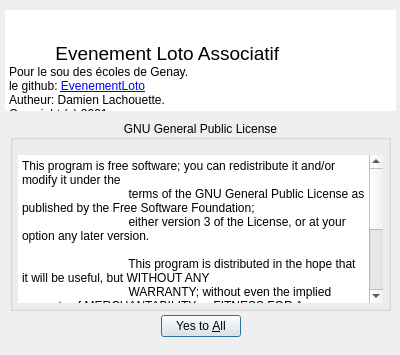
The window that sources/UI/About.ui (Silmaen/EvenementLoto) describes before a commit, drawn with Qt 5.
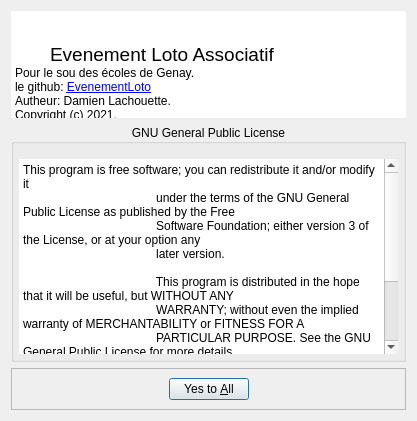
The same window after the commit.

```diff
--- a/sources/UI/About.ui
+++ b/sources/UI/About.ui
@@ -9,12 +9,12 @@
             <rect>
                 <x>0</x>
                 <y>0</y>
-                <width>400</width>
-                <height>355</height>
+                <width>417</width>
+                <height>421</height>
             </rect>
         </property>
         <property name="sizePolicy">
-            <sizepolicy hsizetype="Fixed" vsizetype="Minimum">
+            <sizepolicy hsizetype="Preferred" vsizetype="Preferred">
                 <horstretch>0</horstretch>
                 <verstretch>0</verstretch>
             </sizepolicy>
@@ -25,36 +25,29 @@
         <property name="modal">
             <bool>true</bool>
         </property>
-        <widget class="QDialogButtonBox" name="buttonBox">
-            <property name="geometry">
-                <rect>
-                    <x>30</x>
-                    <y>310</y>
-                    <width>341</width>
-                    <height>32</height>
-                </rect>
-            </property>
-            <property name="orientation">
-                <enum>Qt::Horizontal</enum>
-            </property>
-            <property name="standardButtons">
-                <set>QDialogButtonBox::YesToAll</set>
-            </property>
-            <property name="centerButtons">
-                <bool>true</bool>
-            </property>
-        </widget>
+        <layout class="QVBoxLayout" name="verticalLayout">
+            <item>
         <widget class="QTextBrowser" name="textBrowser">
             <property name="enabled">
                 <bool>true</bool>
             </property>
-            <property name="geometry">
-                <rect>
-                    <x>5</x>
-                    <y>10</y>
-                    <width>391</width>
-                    <height>101</height>
-                </rect>
+                    <property name="sizePolicy">
+                        <sizepolicy hsizetype="Preferred" vsizetype="Preferred">
+                            <horstretch>0</horstretch>
+                            <verstretch>0</verstretch>
+                        </sizepolicy>
+                    </property>
+                    <property name="minimumSize">
+                        <size>
+                            <width>355</width>
+                            <height>107</height>
+                        </size>
+                    </property>
+                    <property name="maximumSize">
+                        <size>
+                            <width>6000000</width>
+                            <height>107</height>
+                        </size>
             </property>
             <property name="autoFillBackground">
                 <bool>true</bool>
@@ -73,25 +66,23 @@
             </property>
             <property name="html">
                 <string>&lt;!DOCTYPE HTML PUBLIC &quot;-//W3C//DTD HTML 4.0//EN&quot; &quot;http://www.w3.org/TR/REC-html40/strict.dtd&quot;&gt;
-                    &lt;html&gt;&lt;head&gt;&lt;meta name=&quot;qrichtext&quot; content=&quot;1&quot; /&gt;&lt;meta
-                    charset=&quot;utf-8&quot; /&gt;&lt;style type=&quot;text/css&quot;&gt;
-                    p, li { white-space: pre-wrap; }
-                    &lt;/style&gt;&lt;/head&gt;&lt;body style=&quot; font-family:'Segoe UI'; font-size:9pt;
-                    font-weight:400; font-style:normal;&quot;&gt;
-                    &lt;p align=&quot;center&quot; style=&quot; margin-top:0px; margin-bottom:0px; margin-left:0px;
-                    margin-right:0px; -qt-block-indent:0; text-indent:0px;&quot;&gt;&lt;span style=&quot;
-                    font-size:14pt;&quot;&gt;Evenement Loto Associatif&lt;/span&gt;&lt;/p&gt;
-                    &lt;p style=&quot; margin-top:0px; margin-bottom:0px; margin-left:0px; margin-right:0px;
-                    -qt-block-indent:0; text-indent:0px;&quot;&gt;Pour le sou des écoles de Genay.&lt;/p&gt;
-                    &lt;p style=&quot; margin-top:0px; margin-bottom:0px; margin-left:0px; margin-right:0px;
-                    -qt-block-indent:0; text-indent:0px;&quot;&gt;le github: &lt;a href=&quot;https://github.com/Silmaen/EvenementLoto&quot;&gt;&lt;span
-                    style=&quot; text-decoration: underline; color:#0000ff;&quot;&gt;EvenementLoto&lt;/span&gt;&lt;/a&gt;&lt;/p&gt;
-                    &lt;p style=&quot; margin-top:0px; margin-bottom:0px; margin-left:0px; margin-right:0px;
-                    -qt-block-indent:0; text-indent:0px;&quot;&gt;Autheur: Damien Lachouette.&lt;/p&gt;
-                    &lt;p style=&quot; margin-top:0px; margin-bottom:0px; margin-left:0px; margin-right:0px;
-                    -qt-block-indent:0; text-indent:0px;&quot;&gt;Copyright (c) 2021 &lt;/p&gt;
-                    &lt;p style=&quot;-qt-paragraph-type:empty; margin-top:0px; margin-bottom:0px; margin-left:0px;
-                    margin-right:0px; -qt-block-indent:0; text-indent:0px;&quot;&gt;&lt;br /&gt;&lt;/p&gt;&lt;/body&gt;&lt;/html&gt;
+                            &lt;html&gt;&lt;head&gt;&lt;meta name=&quot;qrichtext&quot; content=&quot;1&quot; /&gt;&lt;meta
+                            charset=&quot;utf-8&quot; /&gt;&lt;style type=&quot;text/css&quot;&gt;
+                            p, li { white-space: pre-wrap; }
+                            &lt;/style&gt;&lt;/head&gt;&lt;body style=&quot; font-family:'Segoe UI'; font-size:9pt;
+                            font-weight:400; font-style:normal;&quot;&gt;
+                            &lt;p align=&quot;center&quot; style=&quot; margin-top:0px; margin-bottom:0px;
+                            margin-left:0px; margin-right:0px; -qt-block-indent:0; text-indent:0px;&quot;&gt; &lt;span
+                            style=&quot; font-size:14pt;&quot;&gt;Evenement Loto Associatif&lt;/span&gt; &lt;/p&gt;
+                            &lt;p style=&quot; margin-top:0px; margin-bottom:0px; margin-left:0px; margin-right:0px;
+                            -qt-block-indent:0; text-indent:0px;&quot;&gt;Pour le sou des écoles de Genay.&lt;/p&gt;
+                            &lt;p style=&quot; margin-top:0px; margin-bottom:0px; margin-left:0px; margin-right:0px;
+                            -qt-block-indent:0; text-indent:0px;&quot;&gt;le github: &lt;a href=&quot;https://github.com/Silmaen/EvenementLoto&quot;&gt;&lt;span
+                            style=&quot; text-decoration: underline; color:#0000ff;&quot;&gt;EvenementLoto&lt;/span&gt;&lt;/a&gt;&lt;/p&gt;
+                            &lt;p style=&quot; margin-top:0px; margin-bottom:0px; margin-left:0px; margin-right:0px;
+                            -qt-block-indent:0; text-indent:0px;&quot;&gt;Autheur: Damien Lachouette.&lt;/p&gt;
+                            &lt;p style=&quot; margin-top:0px; margin-bottom:0px; margin-left:0px; margin-right:0px;
+                            -qt-block-indent:0; text-indent:0px;&quot;&gt;Copyright (c) 2021.&lt;/p&gt;&lt;/body&gt;&lt;/html&gt;
                 </string>
             </property>
             <property name="acceptRichText">
@@ -101,15 +92,9 @@
                 <set>Qt::LinksAccessibleByKeyboard|Qt::LinksAccessibleByMouse</set>
             </property>
         </widget>
+            </item>
+            <item>
         <widget class="QGroupBox" name="groupBox">
-            <property name="geometry">
-                <rect>
-                    <x>10</x>
-                    <y>120</y>
-                    <width>381</width>
-                    <height>191</height>
-                </rect>
-            </property>
             <property name="title">
                 <string>GNU General Public License</string>
             </property>
@@ -138,22 +123,51 @@
                             <enum>QFrame::NoFrame</enum>
                         </property>
                         <property name="plainText">
-                            <string>This program is free software; you can redistribute it and/or modify it under the
-                                terms of the GNU General Public License as published by the Free Software Foundation;
-                                either version 3 of the License, or at your option any later version.
+                                    <string>This program is free software; you can redistribute it and/or modify it
+                                        under the terms of the GNU General Public License as published by the Free
+                                        Software Foundation; either version 3 of the License, or at your option any
+                                        later version.
 
-                                This program is distributed in the hope that it will be useful, but WITHOUT ANY
-                                WARRANTY; without even the implied warranty of MERCHANTABILITY or FITNESS FOR A
-                                PARTICULAR PURPOSE. See the GNU General Public License for more details.
+                                        This program is distributed in the hope that it will be useful, but WITHOUT ANY
+                                        WARRANTY; without even the implied warranty of MERCHANTABILITY or FITNESS FOR A
+                                        PARTICULAR PURPOSE. See the GNU General Public License for more details.
 
-                                You should have received a copy of the GNU General Public License along with this
-                                program. If not, see &lt;https://www.gnu.org/licenses/&gt;.
+                                        You should have received a copy of the GNU General Public License along with
+                                        this program. If not, see
+                                        &lt;https://www.gnu.org/licenses/&gt;.
                             </string>
                         </property>
                     </widget>
                 </item>
             </layout>
         </widget>
+            </item>
+            <item>
+                <widget class="QFrame" name="frame">
+                    <property name="frameShape">
+                        <enum>QFrame::StyledPanel</enum>
+                    </property>
+                    <property name="frameShadow">
+                        <enum>QFrame::Raised</enum>
+                    </property>
+                    <layout class="QGridLayout" name="gridLayout_2">
+                        <item row="0" column="0">
+                            <widget class="QDialogButtonBox" name="buttonBox">
+                                <property name="orientation">
+                                    <enum>Qt::Horizontal</enum>
+                                </property>
+                                <property name="standardButtons">
+                                    <set>QDialogButtonBox::YesToAll</set>
+                                </property>
+                                <property name="centerButtons">
+                                    <bool>true</bool>
+                                </property>
+                            </widget>
+                        </item>
+                    </layout>
+                </widget>
+            </item>
+        </layout>
     </widget>
     <resources>
         <include location="../../resources/EvenementLoto.qrc"/>
```
Lines whose indentation alone changed are shown as unchanged.
